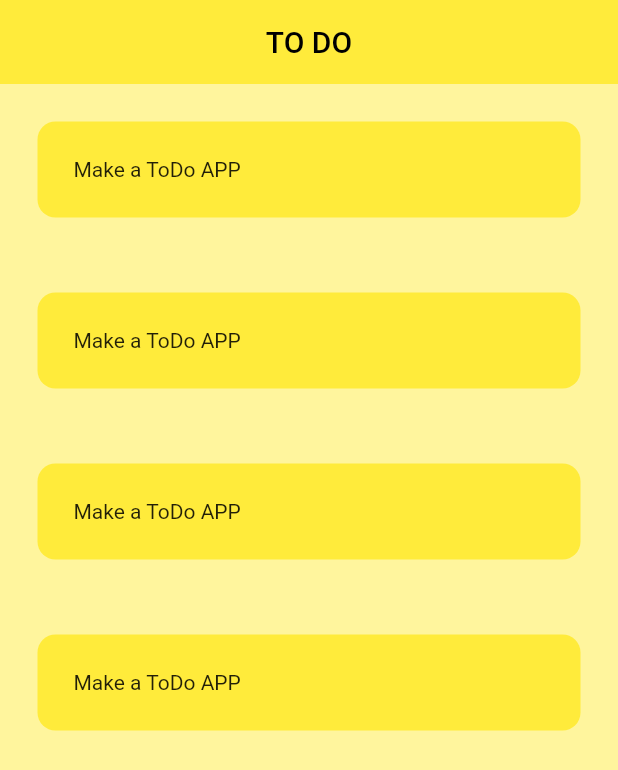
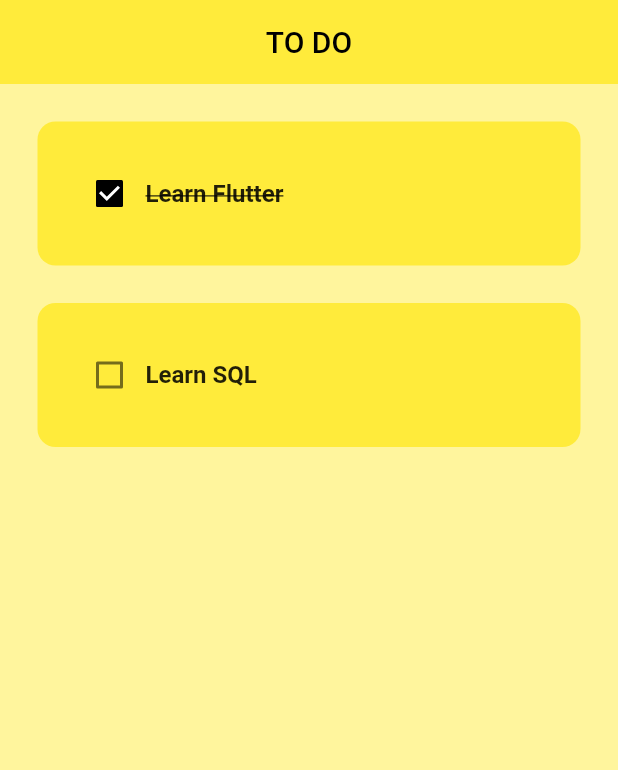
Before and after one commit to akibur-rahman/TO-DO-App, a Flutter app: the screen it shows after launch, on a phone screen of 412 x 824 dp. Shown: the top 770 px of the screen. Run offline on Flutter 3.47's test engine with Material 2 defaults, Android fonts, the phone set to English and light mode, and no system bars.

```diff
--- a/todo/lib/screens/homepage.dart
+++ b/todo/lib/screens/homepage.dart
@@ -9,6 +9,19 @@ class Homepage extends StatefulWidget {
 }
 
 class _HomepageState extends State<Homepage> {
+  //todo list
+  List todoList = [
+    ["Learn Flutter", true],
+    ["Learn SQL", false],
+  ];
+
+  //OnChanged mehod for checkbox
+  void checkBoxChanged(bool? value, int index) {
+    setState(() {
+      todoList[index][1] = !todoList[index][1];
+    });
+  }
+
   @override
   Widget build(BuildContext context) {
     return Scaffold(
@@ -19,13 +32,15 @@ class _HomepageState extends State<Homepage> {
       ),
       backgroundColor: Colors.yellow[200],
       body: Container(
-        child: ListView(
-          children: [
-            ToDoTile(),
-            ToDoTile(),
-            ToDoTile(),
-            ToDoTile(),
-          ],
+        child: ListView.builder(
+          itemCount: todoList.length,
+          itemBuilder: (context, index) {
+            return ToDoTile(
+              taskName: todoList[index][0],
+              taskCompleted: todoList[index][1],
+              onChanged: (value) => checkBoxChanged(value, index),
+            );
+          },
         ),
       ),
     );
--- a/todo/lib/util/todo_tile.dart
+++ b/todo/lib/util/todo_tile.dart
@@ -1,18 +1,49 @@
 import 'package:flutter/material.dart';
 
 class ToDoTile extends StatelessWidget {
-  const ToDoTile({super.key});
+  String taskName;
+  bool taskCompleted;
+  Function(bool?)? onChanged;
+
+  ToDoTile({
+    super.key,
+    required this.taskName,
+    required this.taskCompleted,
+    required this.onChanged,
+  });
 
   @override
   Widget build(BuildContext context) {
     return Padding(
-      padding: EdgeInsets.all(25),
+      padding: const EdgeInsets.only(
+        left: 25,
+        right: 25,
+        top: 25,
+      ),
       child: Container(
-        child: Text("Make a ToDo APP"),
-        padding: EdgeInsets.all(24),
+        padding: const EdgeInsets.all(24),
         decoration: BoxDecoration(
           color: Colors.yellow,
           borderRadius: BorderRadius.circular(12),
+        ),
+        child: Row(
+          children: [
+            Checkbox(
+              value: taskCompleted,
+              onChanged: onChanged,
+              activeColor: Colors.black,
+            ),
+            Text(
+              taskName,
+              style: TextStyle(
+                fontWeight: FontWeight.bold,
+                fontSize: 16,
+                decoration: taskCompleted
+                    ? TextDecoration.lineThrough
+                    : TextDecoration.none,
+              ),
+            ),
+          ],
         ),
       ),
     );
```
